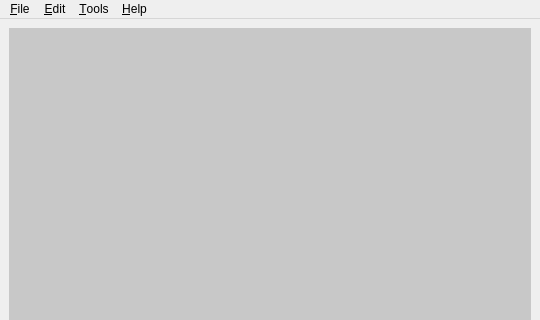
Above: design/main.ui from kokimame/joytan before the change; both pictures show x 0 to 540 and y 0 to 320 of the 540 by 650 pixel window. Below: the same form after it.
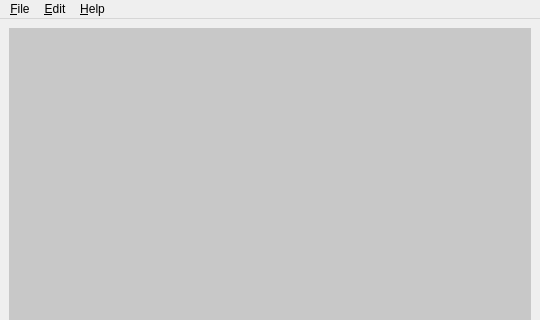
That is the form after the change. Icons and pictures are not drawn.

```diff
--- a/design/main.ui
+++ b/design/main.ui
@@ -172,17 +172,6 @@
     <addaction name="separator"/>
     <addaction name="actionPreferences"/>
    </widget>
-   <widget class="QMenu" name="menuTools">
-    <property name="title">
-     <string>&amp;Tools</string>
-    </property>
-    <addaction name="actionExtract_2"/>
-    <addaction name="actionSort"/>
-    <addaction name="actionWav2Mp3"/>
-    <addaction name="actionMp3Volume"/>
-    <addaction name="actionNewSfx"/>
-    <addaction name="actionRecording"/>
-   </widget>
    <widget class="QMenu" name="menuHelp">
     <property name="title">
      <string>&amp;Help</string>
@@ -190,7 +179,6 @@
    </widget>
    <addaction name="menuFile"/>
    <addaction name="menuEdit"/>
-   <addaction name="menuTools"/>
    <addaction name="menuHelp"/>
   </widget>
   <action name="actionUndo">
```
Left out of the diff: 3 changed lines with no effect on the pictures.
